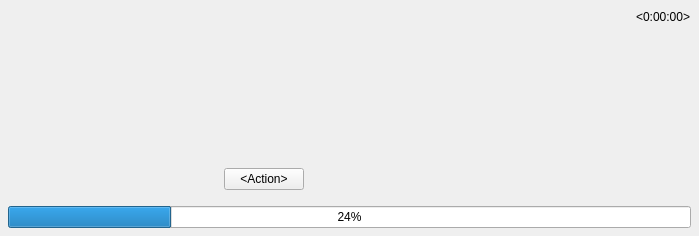
The window that client/nx_client_desktop/src/nx/client/desktop/event_search/widgets/event_tile.ui (networkoptix/nx_open) describes before a commit, drawn with Qt 5.
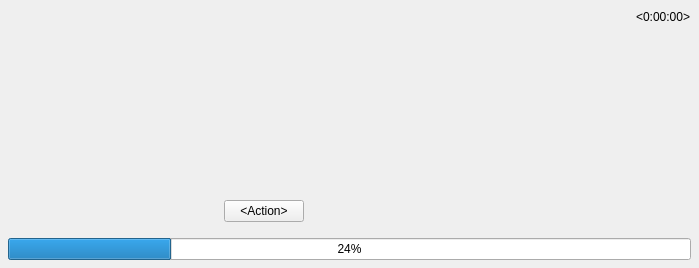
The same window after the commit. Custom widgets are drawn as their Qt base class.

Patch:
```diff
--- a/client/nx_client_desktop/src/nx/client/desktop/event_search/widgets/event_tile.ui
+++ b/client/nx_client_desktop/src/nx/client/desktop/event_search/widgets/event_tile.ui
@@ -7,7 +7,7 @@
     <x>0</x>
     <y>0</y>
     <width>699</width>
-    <height>236</height>
+    <height>268</height>
    </rect>
   </property>
   <layout class="QVBoxLayout" name="verticalLayout">
@@ -110,7 +110,7 @@
         <property name="verticalSpacing">
          <number>4</number>
         </property>
-        <item row="5" column="0">
+        <item row="6" column="0">
          <widget class="QWidget" name="actionHolder" native="true">
           <layout class="QVBoxLayout" name="verticalLayout_3">
            <property name="spacing">
@@ -144,7 +144,7 @@
           </layout>
          </widget>
         </item>
-        <item row="4" column="0" colspan="2">
+        <item row="5" column="0" colspan="2">
          <widget class="QLabel" name="footerLabel">
           <property name="text">
            <string notr="true">&lt;Extra description&gt;</string>
@@ -205,7 +205,7 @@
           </property>
          </widget>
         </item>
-        <item row="3" column="0" colspan="2">
+        <item row="4" column="0" colspan="2">
          <widget class="QWidget" name="narrowHolder" native="true">
           <layout class="QVBoxLayout" name="verticalLayout_4">
            <property name="spacing">
```
Left out of the diff: 13 changed lines with no effect on the pictures.
